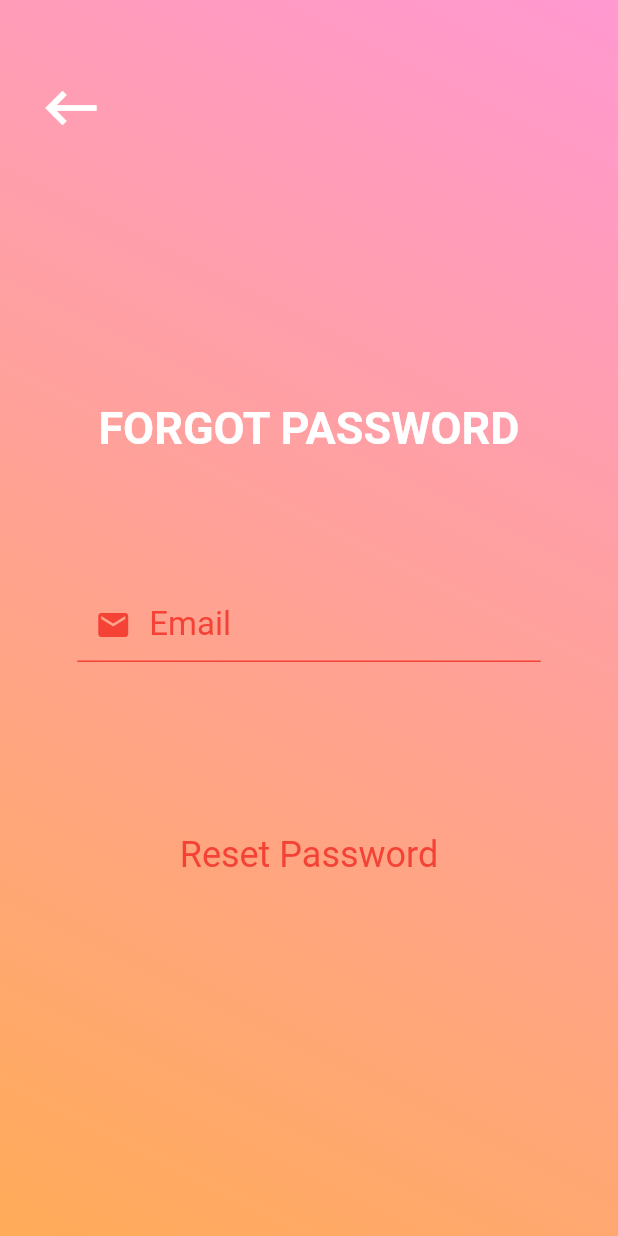
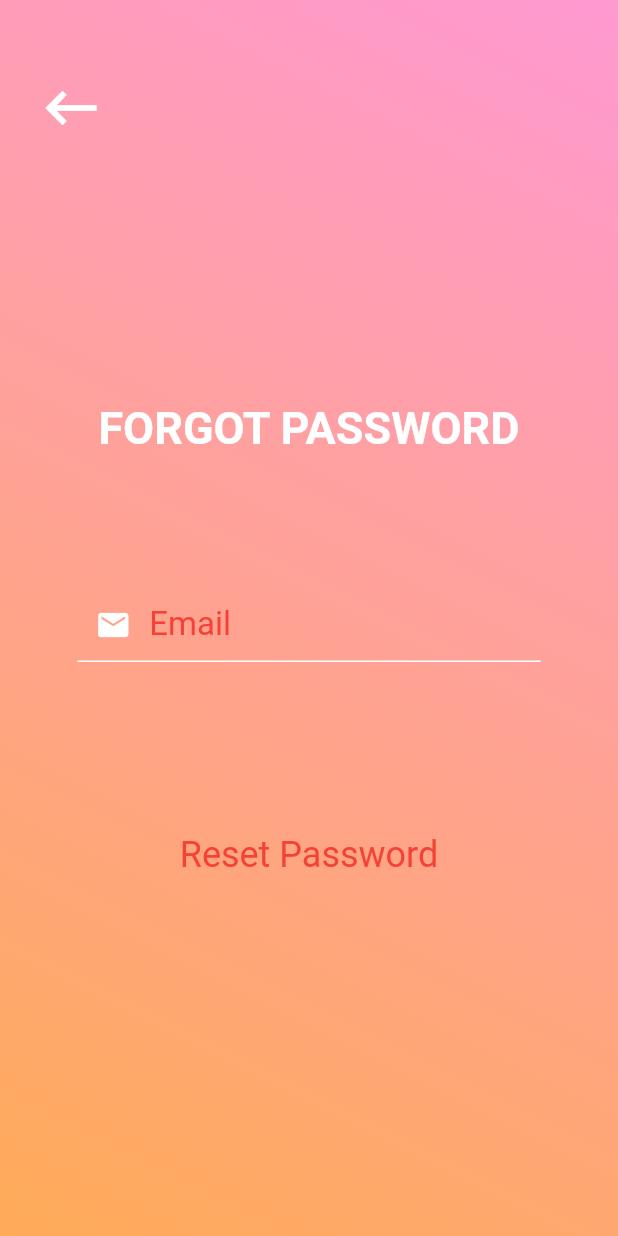
Before and after one commit to Omine100/Thirty, a Flutter app: the ForgotPasswordScreen screen opened directly, on a phone screen of 412 x 824 dp. Run offline on Flutter 3.47's test engine with Material 2 defaults, Android fonts, the phone set to English and light mode, and no system bars; our stand-ins replace cloud_firestore, firebase_auth, intro_slider, lottie, page_transition, shared_preferences; accounts and stored records are empty.

Commit message:
themes.dart update

```diff
--- a/thirty_1.0/thirty/lib/pages/forgotPassword.dart
+++ b/thirty_1.0/thirty/lib/pages/forgotPassword.dart
@@ -32,7 +32,7 @@ class _ForgotPasswordScreenState extends State<ForgotPasswordScreen> {
       decoration: InputDecoration(
         prefixIcon: Icon(
           Icons.email,
-          color: themes.getColor(context, "forgotPasswordTextInputColor"),
+          color: themes.getColor(context, "forgotPasswordTextInputIconColor"),
         ),
         hintText: "Email",
         hintStyle: TextStyle(
@@ -43,7 +43,7 @@ class _ForgotPasswordScreenState extends State<ForgotPasswordScreen> {
         ),
         enabledBorder: UnderlineInputBorder(
           borderSide: BorderSide(
-            color: themes.getColor(context, "forgotPasswordTextInputColor"),
+            color: themes.getColor(context, "forgotPasswordTextInputLineColor"),
           ),
         ),
         focusedBorder: UnderlineInputBorder(
```
Also changed, not shown: thirty_1.0/thirty/lib/standards/themes.dart (+7 -1 lines).
